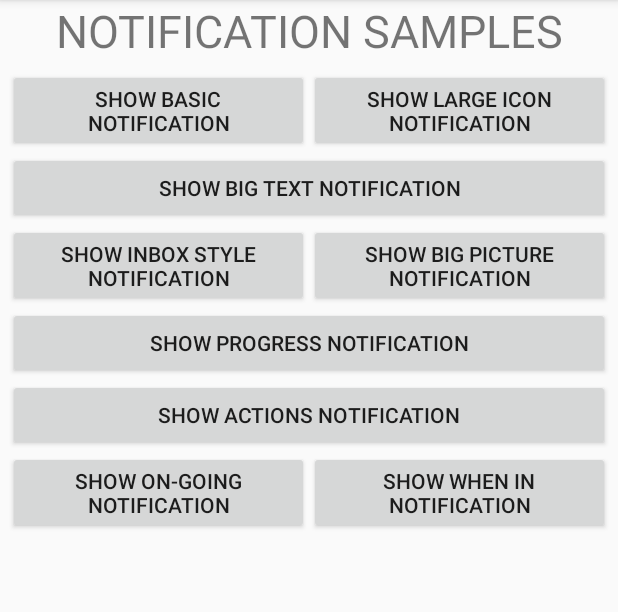
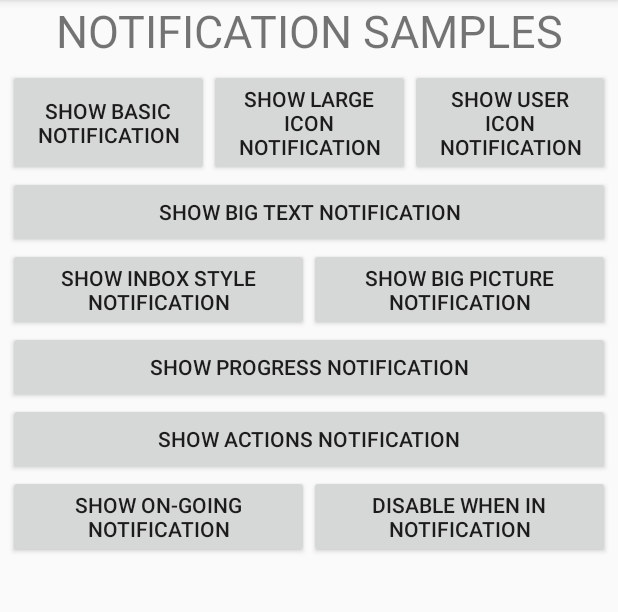
Before and after one commit to dhivadeekshi/MyAndroidSamples, an Android app: the NotificationsManager screen opened directly, with no data from a screen before it, on a phone screen of 412 x 824 dp, the part 84-696 px from its top. Run offline under Robolectric (Android 15) with nearby library versions, the phone set to English and light mode, and no system bars; libraries missing offline, so code that uses them is left out: com.crashlytics.android.

Commit message:
Updated Notification Manager
Added notification progress
Added GetFile size for download manger

```diff
--- a/app/src/main/AndroidManifest.xml
+++ b/app/src/main/AndroidManifest.xml
@@ -169,7 +169,9 @@
         <activity android:name=".cast.GoogleChromeCast"
             android:launchMode="singleTop"
             android:parentActivityName=".MainActivity"/>
-        <activity android:name=".download.DownloaderActivity"></activity>
+        <activity android:name=".download.DownloaderActivity"
+            android:launchMode="singleTop"
+            android:parentActivityName=".MainActivity"/>
     </application>
 
 </manifest>
--- a/app/src/main/res/layout/activity_notifications_manager.xml
+++ b/app/src/main/res/layout/activity_notifications_manager.xml
@@ -32,7 +32,7 @@
 
                 <Button
                     android:layout_width="match_parent"
-                android:layout_height="wrap_content"
+                    android:layout_height="match_parent"
                     android:text="Show Basic Notification"
                     android:id="@+id/buttonNotificationBasic"
                     android:onClick="onClick"
@@ -40,9 +40,17 @@
 
                 <Button
                     android:layout_width="match_parent"
-                android:layout_height="wrap_content"
+                    android:layout_height="match_parent"
                     android:text="Show Large Icon Notification"
                     android:id="@+id/buttonNotificationLargeIcon"
+                    android:onClick="onClick"
+                    android:layout_weight="1"/>
+
+                <Button
+                    android:layout_width="match_parent"
+                    android:layout_height="match_parent"
+                    android:text="Show User Icon Notification"
+                    android:id="@+id/buttonNotificationUserIcon"
                     android:onClick="onClick"
                     android:layout_weight="1"/>
 
@@ -62,7 +70,7 @@
 
                 <Button
                     android:layout_width="match_parent"
-                android:layout_height="wrap_content"
+                    android:layout_height="match_parent"
                     android:text="Show Inbox Style Notification"
                     android:id="@+id/buttonNotificationInboxStyle"
                     android:onClick="onClick"
@@ -70,7 +78,7 @@
 
                 <Button
                     android:layout_width="match_parent"
-                android:layout_height="wrap_content"
+                    android:layout_height="match_parent"
                     android:text="Show Big Picture Notification"
                     android:id="@+id/buttonNotificationBigPicture"
                     android:onClick="onClick"
@@ -99,7 +107,7 @@
 
                 <Button
                     android:layout_width="match_parent"
-                android:layout_height="wrap_content"
+                    android:layout_height="match_parent"
                     android:text="Show On-Going Notification"
                     android:id="@+id/buttonNotificationOnGoing"
                     android:onClick="onClick"
@@ -107,9 +115,9 @@
 
                 <Button
                     android:layout_width="match_parent"
-                android:layout_height="wrap_content"
-                android:text="Show When in Notification"
-                android:id="@+id/buttonNotificationShowWhen"
+                    android:layout_height="match_parent"
+                    android:text="Disable When in Notification"
+                    android:id="@+id/buttonNotificationDisableWhen"
                     android:onClick="onClick"
                     android:layout_weight="1"/>
 
```
Also changed, not shown: app/src/main/java/com/dhivakar/mysamples/download/DownloaderActivity.java (+11 -3 lines), app/src/main/java/com/dhivakar/mysamples/download/FileDownloader.java (+29 -0 lines), app/src/main/java/com/dhivakar/mysamples/download/NativeDownloadManager.java (+8 -0 lines), app/src/main/java/com/dhivakar/mysamples/notifications/NotificationsManager.java (+85 -23 lines), app/src/main/res/drawable-anydpi/shortcut_icon.xml (added, +9 -0 lines), 1 other file. Lines whose indentation alone changed are shown as unchanged.
